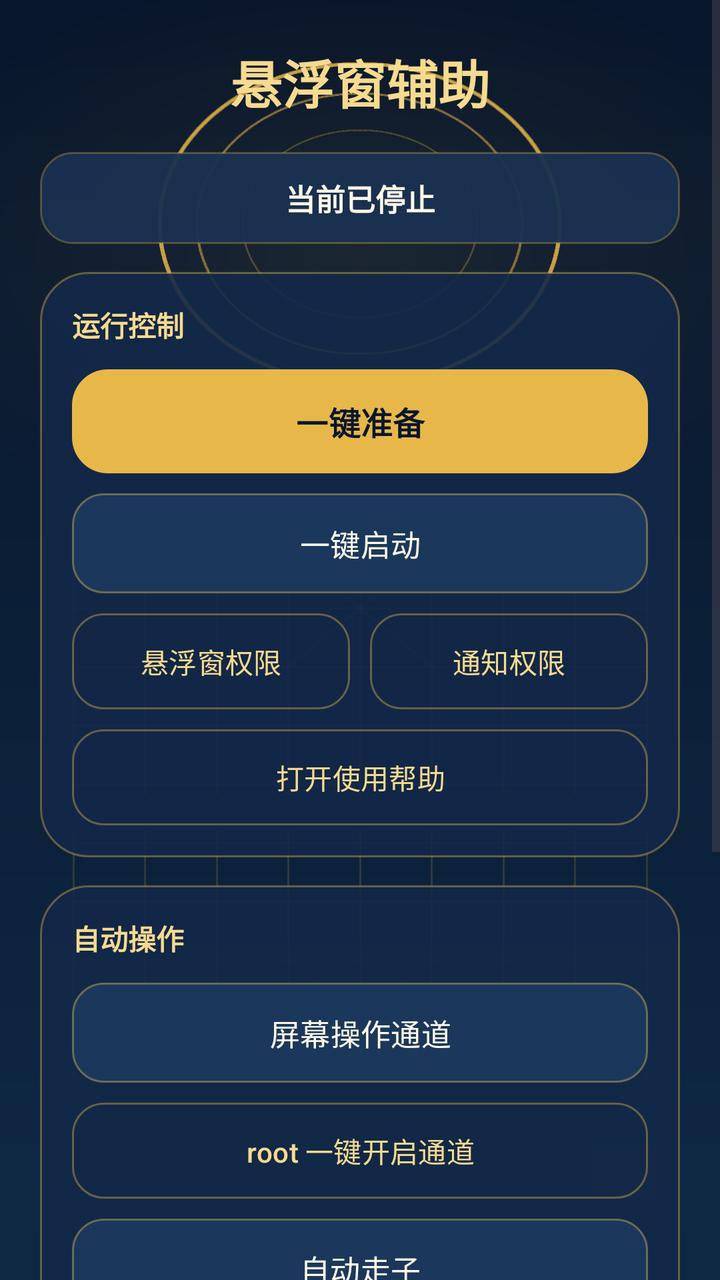
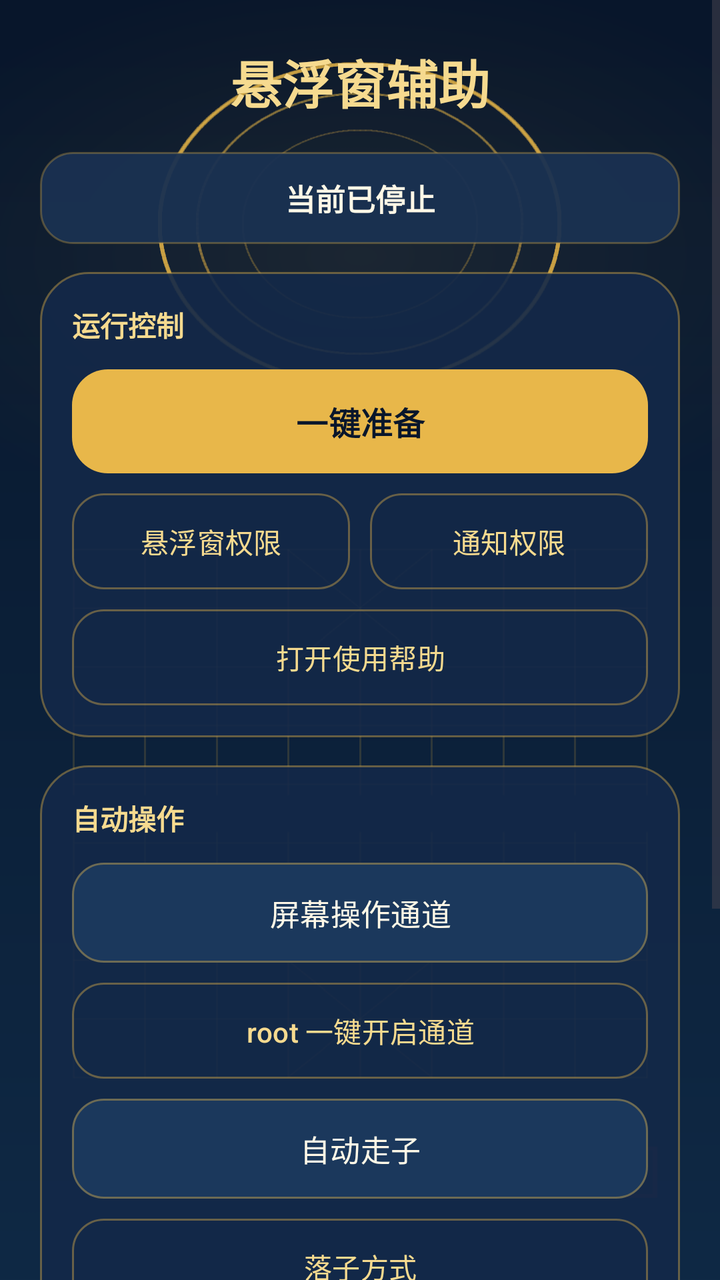

Two renders of the same Android screen: before a commit and after it. Below are the layout's source before the change and the commit's diff.
<!-- AndroidManifest.xml: application theme Theme.XiangqiAssist -->
<!-- res/layout/assist_activity.xml -->
<?xml version="1.0" encoding="utf-8"?>
<ScrollView xmlns:android="http://schemas.android.com/apk/res/android"
    xmlns:app="http://schemas.android.com/apk/res-auto"
    android:id="@+id/assist_root"
    android:layout_width="match_parent"
    android:layout_height="match_parent"
    android:background="@drawable/app_background"
    android:clipToPadding="false"
    android:fillViewport="true"
    android:overScrollMode="never">

    <LinearLayout
        android:layout_width="match_parent"
        android:layout_height="wrap_content"
        android:orientation="vertical"
        android:paddingStart="20dp"
        android:paddingTop="22dp"
        android:paddingEnd="20dp"
        android:paddingBottom="24dp">

        <TextView
            android:layout_width="match_parent"
            android:layout_height="wrap_content"
            android:gravity="center"
            android:text="悬浮窗辅助"
            android:textColor="@color/brand_gold_300"
            android:textSize="26sp"
            android:textStyle="bold" />

        <TextView
            android:id="@+id/tv_auto_status"
            android:layout_width="match_parent"
            android:layout_height="wrap_content"
            android:layout_marginTop="16dp"
            android:background="@drawable/app_status_bg"
            android:gravity="center"
            android:text="当前已停止"
            android:textColor="@color/brand_text_primary"
            android:textSize="15sp"
            android:textStyle="bold" />

        <LinearLayout
            android:layout_width="match_parent"
            android:layout_height="wrap_content"
            android:layout_marginTop="14dp"
            android:background="@drawable/app_panel_bg"
            android:orientation="vertical">

            <TextView
                android:layout_width="wrap_content"
                android:layout_height="wrap_content"
                android:text="运行控制"
                android:textColor="@color/brand_gold_300"
                android:textSize="14sp"
                android:textStyle="bold" />

            <com.google.android.material.button.MaterialButton
                android:id="@+id/btn_start_capture"
                style="@style/Widget.XiangqiAssist.Button.Primary"
                android:layout_width="match_parent"
                android:layout_height="wrap_content"
                android:layout_marginTop="12dp"
                android:text="一键准备"
                android:textAllCaps="false" />

            <com.google.android.material.button.MaterialButton
                android:id="@+id/btn_run_control"
                style="@style/Widget.XiangqiAssist.Button.Secondary"
                android:layout_width="match_parent"
                android:layout_height="wrap_content"
                android:layout_marginTop="10dp"
                android:text="一键启动"
                android:textAllCaps="false" />

            <LinearLayout
                android:layout_width="match_parent"
                android:layout_height="wrap_content"
                android:layout_marginTop="10dp"
                android:orientation="horizontal">

                <com.google.android.material.button.MaterialButton
                    android:id="@+id/btn_overlay_permission"
                    style="@style/Widget.XiangqiAssist.Button.Quiet"
                    android:layout_width="0dp"
                    android:layout_height="wrap_content"
                    android:layout_marginEnd="5dp"
                    android:layout_weight="1"
                    android:text="悬浮窗权限"
                    android:textAllCaps="false" />

                <com.google.android.material.button.MaterialButton
                    android:id="@+id/btn_notification_permission"
                    style="@style/Widget.XiangqiAssist.Button.Quiet"
                    android:layout_width="0dp"
                    android:layout_height="wrap_content"
                    android:layout_marginStart="5dp"
                    android:layout_weight="1"
                    android:text="通知权限"
                    android:textAllCaps="false" />
            </LinearLayout>

            <com.google.android.material.button.MaterialButton
                android:id="@+id/btn_assist_help"
                style="@style/Widget.XiangqiAssist.Button.Quiet"
                android:layout_width="match_parent"
                android:layout_height="wrap_content"
                android:layout_marginTop="10dp"
                android:text="打开使用帮助"
                android:textAllCaps="false" />
        </LinearLayout>

        <LinearLayout
            android:layout_width="match_parent"
            android:layout_height="wrap_content"
            android:layout_marginTop="14dp"
            android:background="@drawable/app_panel_bg"
            android:orientation="vertical">

            <TextView
                android:layout_width="wrap_content"
                android:layout_height="wrap_content"
                android:text="自动操作"
                android:textColor="@color/brand_gold_300"
                android:textSize="14sp"
                android:textStyle="bold" />

            <com.google.android.material.button.MaterialButton
                android:id="@+id/btn_accessibility"
                style="@style/Widget.XiangqiAssist.Button.Secondary"
                android:layout_width="match_parent"
                android:layout_height="wrap_content"
                android:layout_marginTop="12dp"
                android:text="屏幕操作通道"
                android:textAllCaps="false" />

            <com.google.android.material.button.MaterialButton
                android:id="@+id/btn_root_enable"
                style="@style/Widget.XiangqiAssist.Button.Quiet"
                android:layout_width="match_parent"
                android:layout_height="wrap_content"
                android:layout_marginTop="10dp"
                android:text="root 一键开启通道"
                android:textAllCaps="false" />

            <com.google.android.material.button.MaterialButton
                android:id="@+id/btn_auto_play"
                style="@style/Widget.XiangqiAssist.Button.Secondary"
                android:layout_width="match_parent"
                android:layout_height="wrap_content"
                android:layout_marginTop="10dp"
                android:text="自动走子"
                android:textAllCaps="false" />

            <com.google.android.material.button.MaterialButton
                android:id="@+id/btn_move_gesture"
                style="@style/Widget.XiangqiAssist.Button.Quiet"
                android:layout_width="match_parent"
                android:layout_height="wrap_content"
                android:layout_marginTop="10dp"
                android:text="落子方式"
                android:textAllCaps="false" />

            <TextView
                android:id="@+id/tv_auto_hint"
                android:layout_width="match_parent"
                android:layout_height="wrap_content"
                android:layout_marginTop="10dp"
                android:gravity="center"
                android:textColor="@color/brand_text_secondary"
                android:textSize="12sp" />
        </LinearLayout>

        <LinearLayout
            android:layout_width="match_parent"
            android:layout_height="wrap_content"
            android:layout_marginTop="14dp"
            android:background="@drawable/app_panel_bg"
            android:orientation="vertical">

            <TextView
                android:layout_width="wrap_content"
                android:layout_height="wrap_content"
                android:text="显示与性能"
                android:textColor="@color/brand_gold_300"
                android:textSize="14sp"
                android:textStyle="bold" />

            <com.google.android.material.button.MaterialButton
                android:id="@+id/btn_engine_threads"
                style="@style/Widget.XiangqiAssist.Button.Secondary"
                android:layout_width="match_parent"
                android:layout_height="wrap_content"
                android:layout_marginTop="10dp"
                android:text="引擎线程"
                android:textAllCaps="false" />

            <TextView
                android:id="@+id/tv_ball_scale_label"
                android:layout_width="match_parent"
                android:layout_height="wrap_content"
                android:layout_marginTop="14dp"
                android:text="悬浮球大小"
                android:textColor="@color/brand_text_primary"
                android:textSize="13sp" />

            <SeekBar
                android:id="@+id/seekbar_ball_scale"
                android:layout_width="match_parent"
                android:layout_height="wrap_content"
                android:max="80"
                android:progress="20"
                android:progressTint="@color/brand_gold_500"
                android:thumbTint="@color/brand_gold_300" />
        </LinearLayout>
    </LinearLayout>
</ScrollView>
<!-- resources referenced by this layout -->
<resources>
  <color name="brand_gold_300">#F6DA8F</color>
  <color name="brand_gold_500">#E8B74A</color>
  <color name="brand_text_primary">#FFF8E7</color>
  <color name="brand_text_secondary">#C9D3DF</color>
  <!-- drawable app_panel_bg (drawable) -->
  <?xml version="1.0" encoding="utf-8"?>
  <shape xmlns:android="http://schemas.android.com/apk/res/android" android:shape="rectangle">
      <solid android:color="@color/brand_surface" />
      <stroke android:width="1dp" android:color="@color/brand_outline" />
      <corners android:radius="24dp" />
      <padding android:left="16dp" android:top="16dp" android:right="16dp" android:bottom="16dp" />
  </shape>
  <!-- drawable app_status_bg (drawable) -->
  <?xml version="1.0" encoding="utf-8"?>
  <shape xmlns:android="http://schemas.android.com/apk/res/android" android:shape="rectangle">
      <solid android:color="@color/brand_surface_strong" />
      <stroke android:width="1dp" android:color="#4DE8B74A" />
      <corners android:radius="16dp" />
      <padding android:left="14dp" android:top="12dp" android:right="14dp" android:bottom="12dp" />
  </shape>
  <style name="Widget.XiangqiAssist.Button.Primary" parent="Widget.Material3.Button">
          <item name="android:minHeight">52dp</item>
          <item name="android:textColor">@color/brand_navy_950</item>
          <item name="android:textSize">16sp</item>
          <item name="android:textStyle">bold</item>
          <item name="backgroundTint">@color/app_button_primary_tint</item>
          <item name="cornerRadius">18dp</item>
          <item name="android:insetTop">0dp</item>
          <item name="android:insetBottom">0dp</item>
      </style>
  <style name="Widget.XiangqiAssist.Button.Quiet" parent="Widget.Material3.Button.OutlinedButton">
          <item name="android:minHeight">48dp</item>
          <item name="android:textColor">@color/brand_gold_300</item>
          <item name="android:textSize">14sp</item>
          <item name="strokeColor">@color/brand_outline</item>
          <item name="strokeWidth">1dp</item>
          <item name="cornerRadius">16dp</item>
          <item name="android:insetTop">0dp</item>
          <item name="android:insetBottom">0dp</item>
      </style>
  <style name="Widget.XiangqiAssist.Button.Secondary" parent="Widget.Material3.Button">
          <item name="android:minHeight">50dp</item>
          <item name="android:textColor">@color/brand_text_primary</item>
          <item name="android:textSize">15sp</item>
          <item name="backgroundTint">@color/app_button_secondary_tint</item>
          <item name="strokeColor">@color/brand_outline</item>
          <item name="strokeWidth">1dp</item>
          <item name="cornerRadius">16dp</item>
          <item name="android:insetTop">0dp</item>
          <item name="android:insetBottom">0dp</item>
      </style>
  <style name="Theme.XiangqiAssist" parent="Base.Theme.XiangqiAssist" />
  <color name="brand_surface">#E6132849</color>
  <color name="brand_outline">#66E8B74A</color>
  <color name="brand_surface_strong">#F21A3152</color>
  <color name="brand_navy_950">#08162B</color>
  <color name="brand_teal_500">#3C8D91</color>
  <color name="white">#FFFFFFFF</color>
  <color name="brand_navy_800">#142A49</color>
  <!-- unchanged entries left out for length: 2 -->
</resources>

<!-- the commit's change to res/layout/assist_activity.xml (unified diff, before → after) -->
@@ -63,15 +63,6 @@
                 android:text="一键准备"
                 android:textAllCaps="false" />
 
-            <com.google.android.material.button.MaterialButton
-                android:id="@+id/btn_run_control"
-                style="@style/Widget.XiangqiAssist.Button.Secondary"
-                android:layout_width="match_parent"
-                android:layout_height="wrap_content"
-                android:layout_marginTop="10dp"
-                android:text="一键启动"
-                android:textAllCaps="false" />
-
             <LinearLayout
                 android:layout_width="match_parent"
                 android:layout_height="wrap_content"
